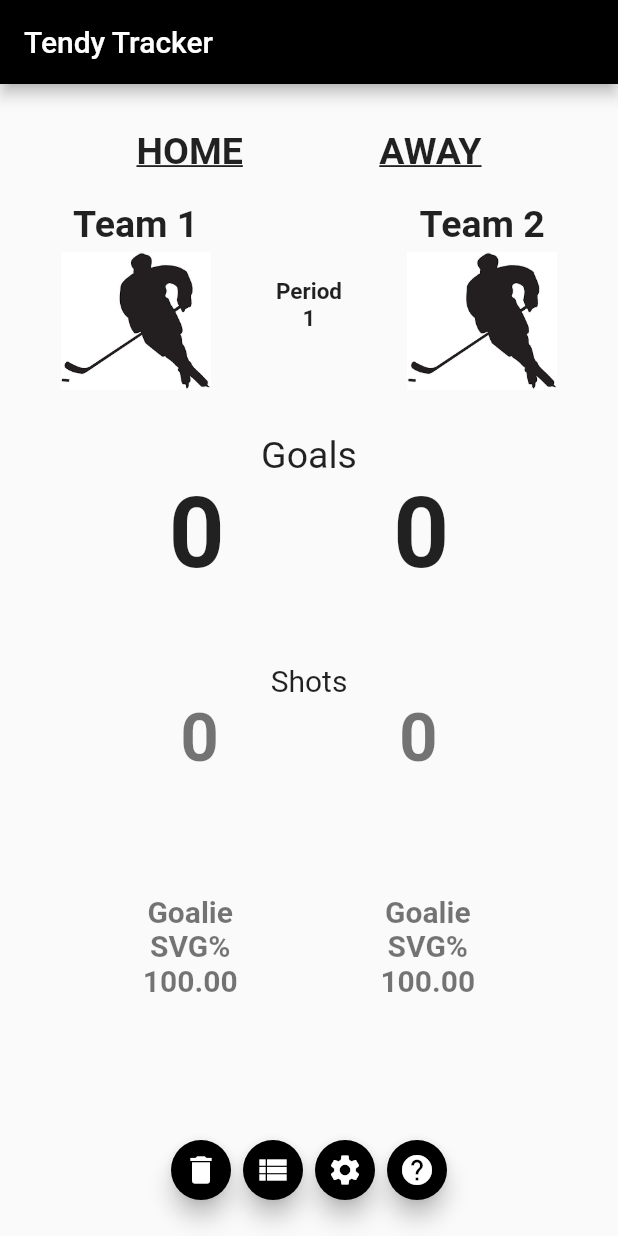
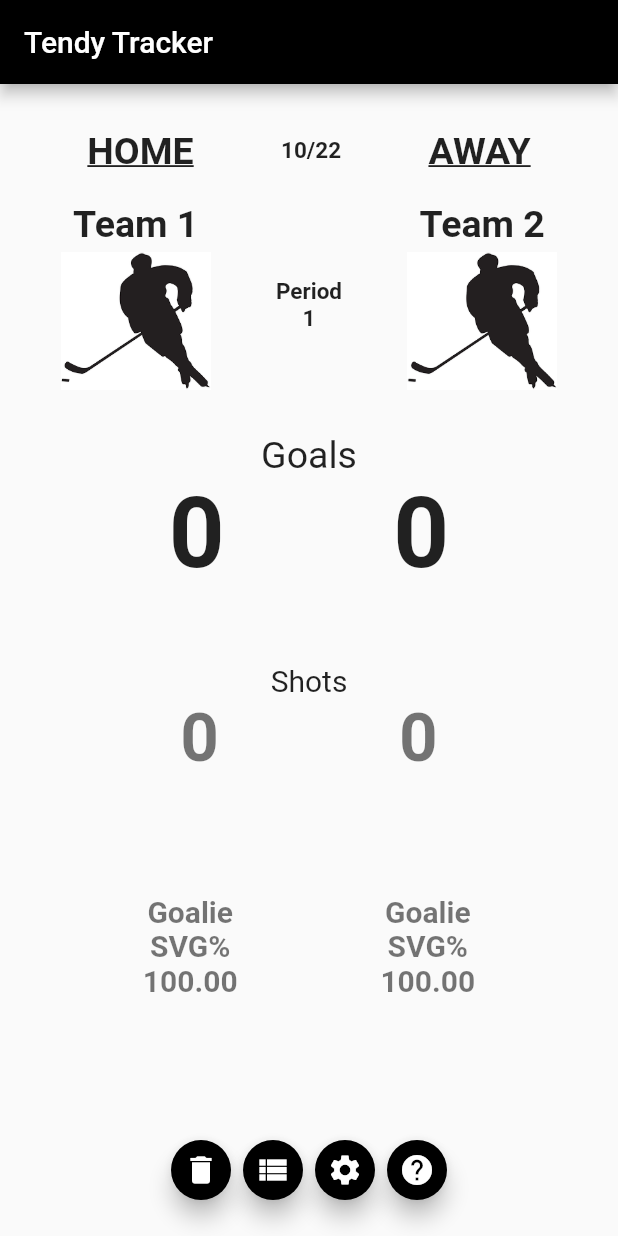
Before and after one commit to werntzp/goalie-saves, a Flutter app: the screen it shows after launch, on a phone screen of 412 x 824 dp. Run offline on Flutter 3.47's test engine with Material 2 defaults, Android fonts, the phone set to English and light mode, and no system bars; our stand-ins replace flutter_time_picker_spinner, image_picker, shared_preferences, webview_flutter.

Commit message:
Modified main screen to add a date

```diff
--- a/lib/game_screen.dart
+++ b/lib/game_screen.dart
@@ -7,6 +7,7 @@ import "package:shared_preferences/shared_preferences.dart";
 import "package:path_provider/path_provider.dart";
 import "dart:io";
 import "shared.dart";
+import "package:intl/intl.dart";
 
 class GameScreen extends StatefulWidget {
   GameScreen({Key key}) : super(key: key);
@@ -438,6 +439,13 @@ class _GameScreenState extends State<GameScreen> {
                   ),
                 ),
                 Container(
+                  child: Center(
+                    child: Text(DateFormat('MM/dd').format(DateTime.now()),
+                        style: TextStyle(
+                            fontWeight: FontWeight.bold, fontSize: 15)),
+                  ),
+                ),
+                Container(
                   child: Text(
                     "AWAY",
                     style: TextStyle(
```
Also changed, not shown: pubspec.lock.
